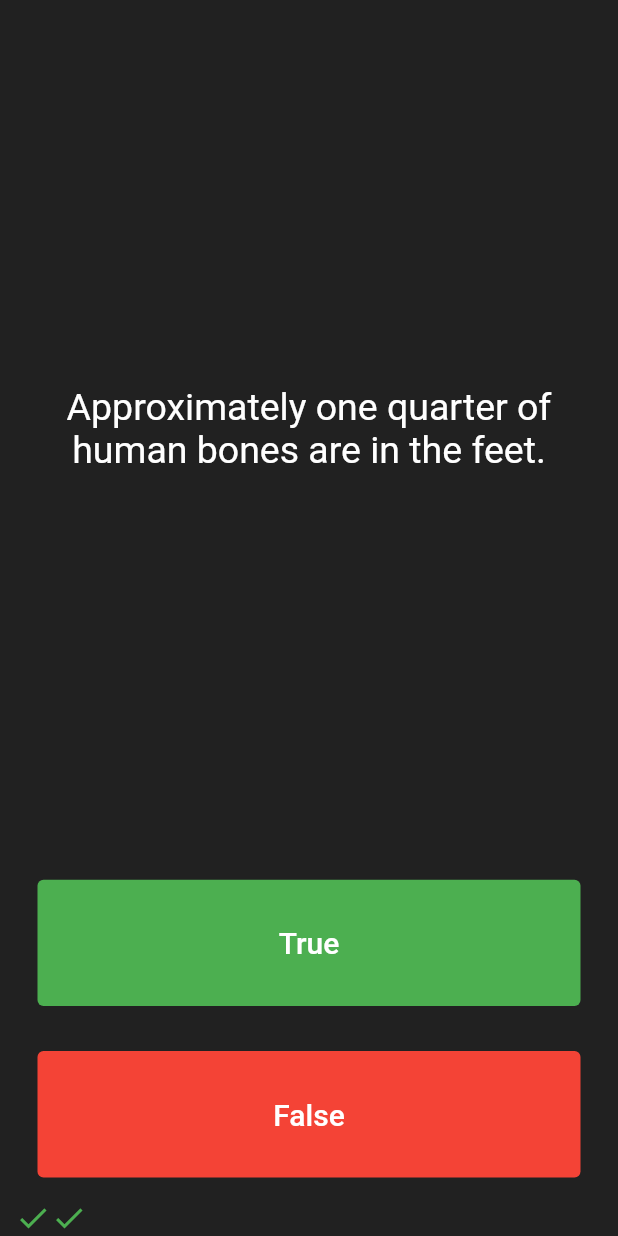
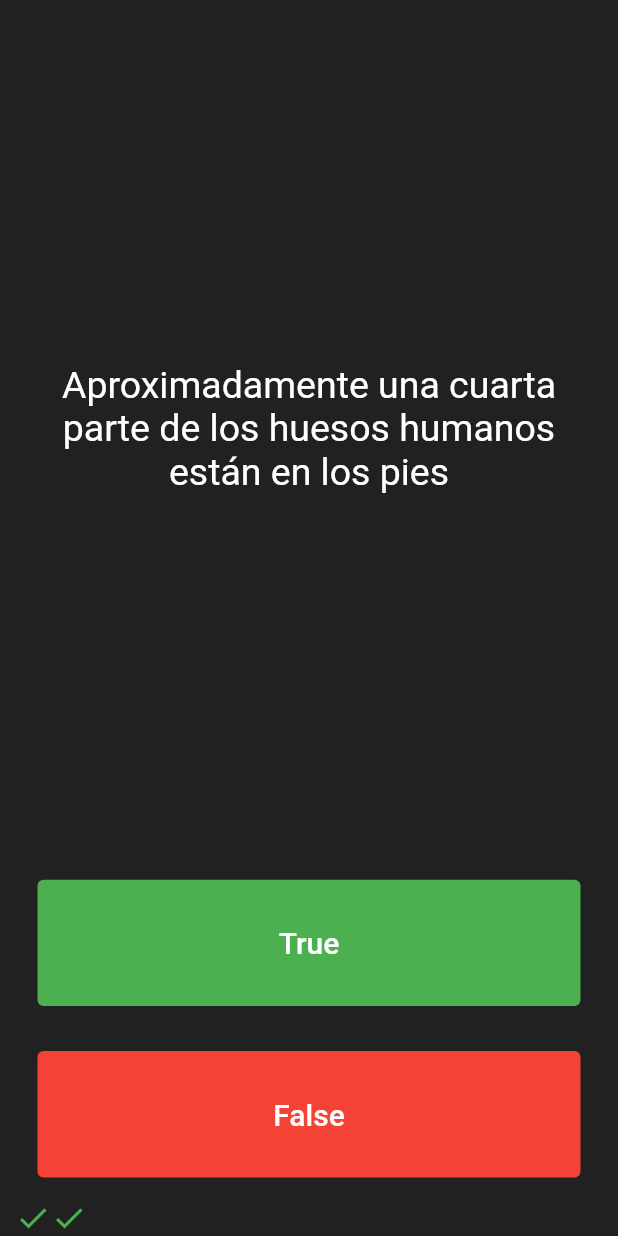
Before and after one commit to frankgimeno3/quizzapp, a Flutter app: the screen it shows after launch, after a tap on "True", after a tap on "False", on a phone screen of 412 x 824 dp. Run offline on Flutter 3.47's test engine with Material 2 defaults, Android fonts, the phone set to English and light mode, and no system bars; our stand-ins replace rflutter_alert.

Commit message:
actualizo preguntas

```diff
--- a/lib/quiz_brain.dart
+++ b/lib/quiz_brain.dart
@@ -4,30 +4,30 @@ class QuizBrain {
   int _questionNumber = 0;
 
   List<Question> _questionBank = [
-    Question('Some cats are actually allergic to humans', true),
-    Question('You can lead a cow down stairs but not up stairs.', false),
-    Question('Approximately one quarter of human bones are in the feet.', true),
-    Question('A slug\'s blood is green.', true),
-    Question('Buzz Aldrin\'s mother\'s maiden name was \"Moon\".', true),
-    Question('It is illegal to pee in the Ocean in Portugal.', true),
+    Question('Algunos gatos son alérgicos a los humanos', true),
+    Question('Las vacas no son capacs de andar hacia atrás.', false),
+    Question('Aproximadamente una cuarta parte de los huesos humanos están en los pies', true),
+    Question('La sangre de una babosa es verde', true),
+    Question('El nombre real de \'El Fary \' era \" José Monge Cruz \".', true),
+    Question('La capital de Somalia es Mogadishu.', true),
     Question(
-        'No piece of square dry paper can be folded in half more than 7 times.',
+        'Es imposible doblar una sevilleta más de 20 veces sobre sí misma.',
         false),
     Question(
-        'In London, UK, if you happen to die in the House of Parliament, you are technically entitled to a state funeral, because the building is considered too sacred a place.',
+        'En algunos estados de EEUU, puedes conducir motocicletas sin usar casco',
         true),
     Question(
-        'The loudest sound produced by any animal is 188 decibels. That animal is the African Elephant.',
+        'Con 188 decibelios, el elefante africano es el animal capaz de realizar un sonido más fuerte',
         false),
     Question(
-        'The total surface area of two human lungs is approximately 70 square metres.',
+        'La serpiente más venenosa es la serpiente taipán (Oxyuranus microlepidotus).',
         true),
-    Question('Google was originally called \"Backrub\".', true),
+    Question('Google inicialmente se llamaba \"Backrub\".', true),
     Question(
-        'Chocolate affects a dog\'s heart and nervous system; a few ounces are enough to kill a small dog.',
+        'Es posible envenenar a un perro con chocolate.',
         true),
     Question(
-        'In West Virginia, USA, if you accidentally hit an animal with your car, you are free to take it home to eat.',
+        'El aguacate es comestible para los humanos, pero tóxico para la mayoría de nuestras mascotas.',
         true),
   ];
 
```
